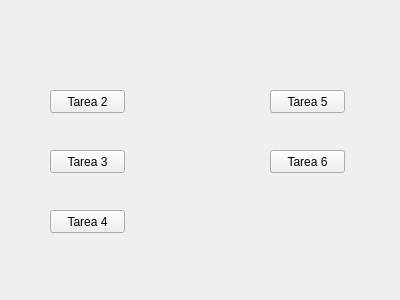
The window that Principal.ui (dcaceres7/Tareas) describes before a commit, drawn with Qt 5.
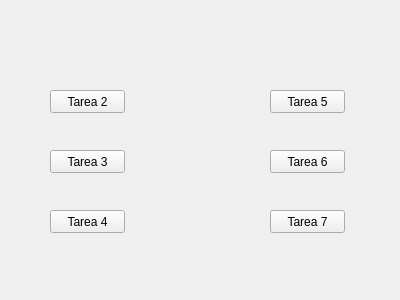
The same window after the commit.

Patch:
```diff
--- a/Principal.ui
+++ b/Principal.ui
@@ -78,6 +78,19 @@
     <string>Tarea 6</string>
    </property>
   </widget>
+  <widget class="QPushButton" name="pushButton_6">
+   <property name="geometry">
+    <rect>
+     <x>270</x>
+     <y>210</y>
+     <width>75</width>
+     <height>23</height>
+    </rect>
+   </property>
+   <property name="text">
+    <string>Tarea 7</string>
+   </property>
+  </widget>
  </widget>
  <resources/>
  <connections/>
```
